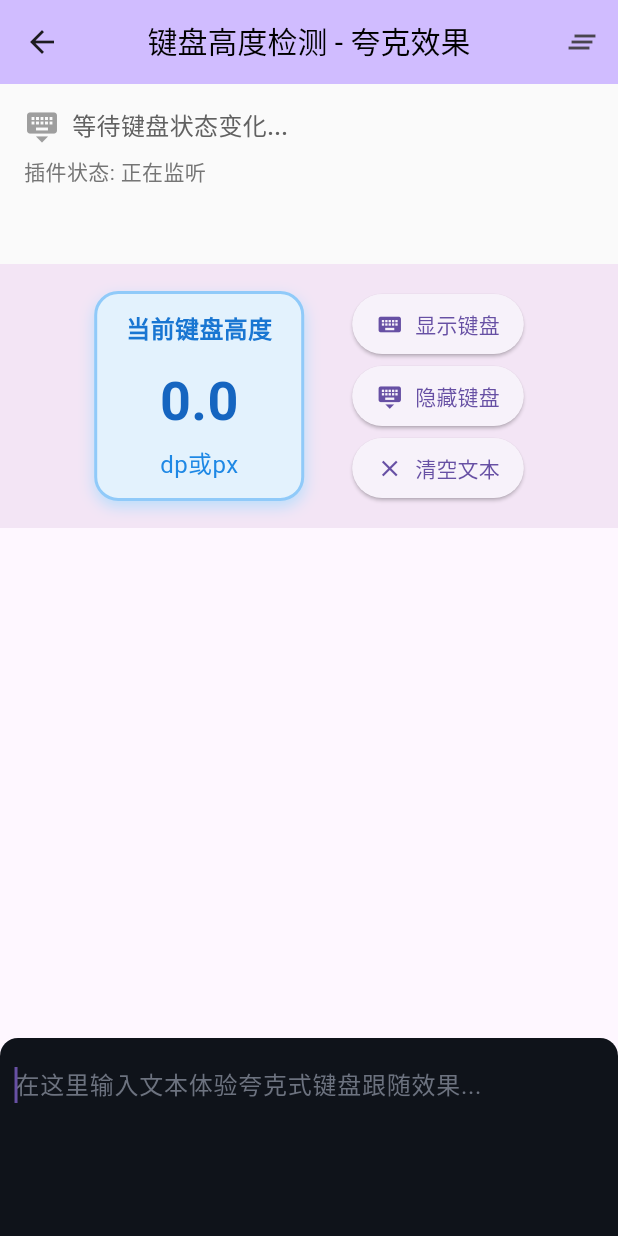
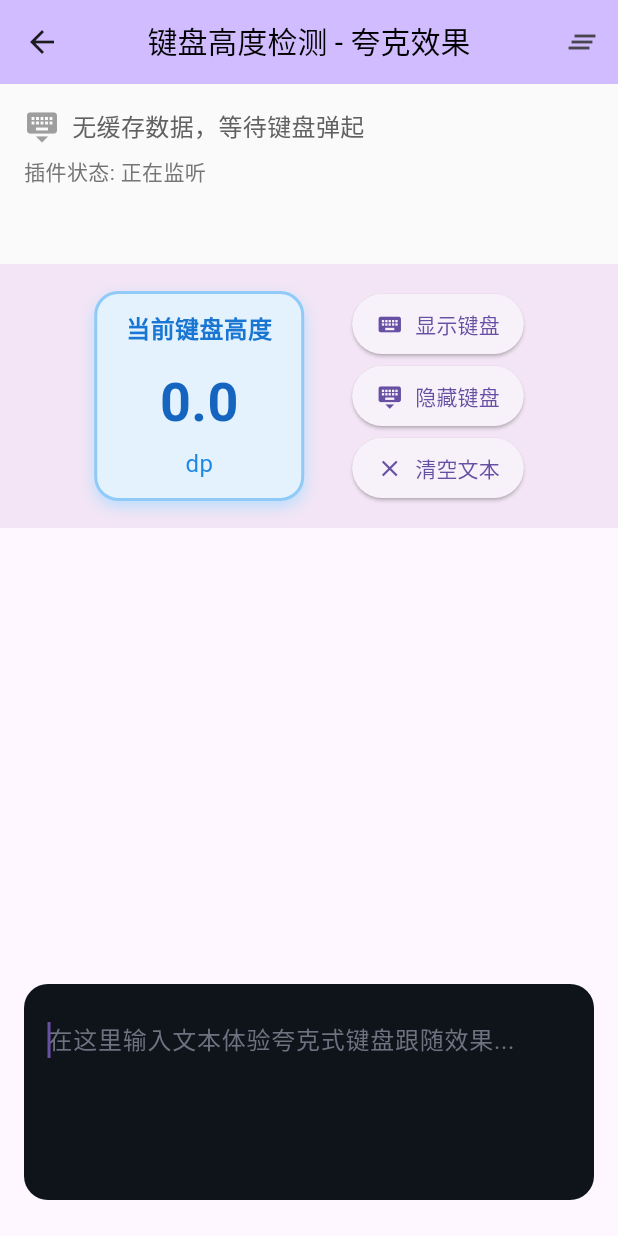
Before and after one commit to ke112/flutter_keyborad_height, a Flutter app: the screen it shows after launch, after a tap on "Click Me", on a phone screen of 412 x 824 dp. Run offline on Flutter 3.47's test engine with Material 3 defaults, Android fonts, the phone set to English and light mode, and no system bars; our stand-ins replace shared_preferences.

Commit message:
完成预定位置

```diff
--- a/example/lib/input_page.dart
+++ b/example/lib/input_page.dart
@@ -12,43 +12,69 @@ class InputPage extends StatefulWidget {
 class _InputPageState extends State<InputPage> with TickerProviderStateMixin {
   double _keyboardHeight = 0;
   double _cachedKeyboardHeight = 0;
+  double _currentInputBottom = 24; // 当前输入框底部位置
   bool _isKeyboardVisible = false;
-  String _statusMessage = '等待键盘状态变化...';
+  bool _isInitialized = false; // 是否已初始化
+  String _statusMessage = '正在初始化...';
+
   final KeyboardHeightPlugin _keyboardHeightPlugin = KeyboardHeightPlugin();
   final TextEditingController _textController = TextEditingController();
   final FocusNode _focusNode = FocusNode();
-  bool hasSetKeyboardHeight = false;
+
+  /// 动画控制器
+  late AnimationController _animationController;
+  late Animation<double> _positionAnimation;
 
   /// 键盘缓存键名
   static const String _keyboardHeightCacheKey = 'cached_keyboard_height';
-  static const String _hasKeyboardCacheKey = 'has_keyboard_cache';
+
+  /// 默认底部间距
+  static const double _defaultBottomPadding = 24.0;
+
+  /// 键盘顶部间距
+  static const double _keyboardTopPadding = 8.0;
 
   @override
   void initState() {
     super.initState();
+    _initAnimation();
     _loadCachedKeyboardHeight();
     _setupKeyboardListener();
     _setupFocusListener();
+  }
+
+  /// 初始化动画控制器
+  void _initAnimation() {
+    _animationController = AnimationController(
+      duration: const Duration(milliseconds: 250),
+      vsync: this,
+    );
+    _positionAnimation = CurvedAnimation(
+      parent: _animationController,
+      curve: Curves.easeOutCubic,
+    );
   }
 
   /// 加载本地缓存的键盘高度
   Future<void> _loadCachedKeyboardHeight() async {
     try {
       final SharedPreferences pref = await SharedPreferences.getInstance();
-      final bool hasCache = pref.getBool(_hasKeyboardCacheKey) ?? false;
+      final double cachedHeight = pref.getDouble(_keyboardHeightCacheKey) ?? 0;
 
-      if (hasCache) {
-        final double cachedHeight = pref.getDouble(_keyboardHeightCacheKey) ?? 0;
-        if (cachedHeight > 0) {
       setState(() {
         _cachedKeyboardHeight = cachedHeight;
-            _keyboardHeight = 0; // 初始键盘高度为0，但缓存存在
-            _statusMessage = '已加载缓存键盘高度: ${cachedHeight.toStringAsFixed(1)} dp';
+        _isInitialized = true;
+
+        if (cachedHeight > 0) {
+          // 有缓存时，直接定位到缓存位置，无动画
+          _currentInputBottom = cachedHeight + _keyboardTopPadding;
+          _statusMessage = '已加载缓存键盘高度: ${cachedHeight.toStringAsFixed(1)} dp，输入框已定位';
+        } else {
+          // 无缓存时，使用默认位置
+          _currentInputBottom = _defaultBottomPadding;
+          _statusMessage = '无缓存数据，等待键盘弹起';
+        }
       });
-
-          // 不要预先动画，让输入框保持在底部，等用户点击时才弹起
-        }
-      }
 
       // 界面加载完成后自动弹起键盘
       WidgetsBinding.instance.addPostFrameCallback((_) {
@@ -56,19 +82,10 @@ class _InputPageState extends State<InputPage> with TickerProviderStateMixin {
       });
     } catch (e) {
       setState(() {
+        _isInitialized = true;
+        _currentInputBottom = _defaultBottomPadding;
         _statusMessage = '加载缓存失败: $e';
       });
-    }
-  }
-
-  /// 保存键盘高度到本地缓存
-  Future<void> _saveCachedKeyboardHeight(double height) async {
-    try {
-      final SharedPreferences pref = await SharedPreferences.getInstance();
-      await pref.setDouble(_keyboardHeightCacheKey, height);
-      await pref.setBool(_hasKeyboardCacheKey, height > 0);
-    } catch (e) {
-      debugPrint('保存键盘高度缓存失败: $e');
     }
   }
 
@@ -88,30 +105,66 @@ class _InputPageState extends State<InputPage> with TickerProviderStateMixin {
   /// 处理键盘高度变化
   void _handleKeyboardHeightChange(double height) {
     final bool keyboardVisible = height > 0;
+    double targetBottom;
 
-    if (height > 0 && height != _keyboardHeight) {
-      _keyboardHeight = height;
-      hasSetKeyboardHeight = true;
-    } else if (height == 0) {
-      hasSetKeyboardHeight = true;
+    if (keyboardVisible) {
+      // 键盘显示时：定位到键盘顶部
+      targetBottom = height + _keyboardTopPadding;
+    } else {
+      // 键盘隐藏时：总是回到底部
+      targetBottom = _defaultBottomPadding;
     }
 
+    // 更新键盘高度和状态
     setState(() {
+      _keyboardHeight = height;
       _isKeyboardVisible = keyboardVisible;
 
       if (keyboardVisible) {
-        _statusMessage = '键盘已弹起，高度: ${height.toStringAsFixed(1)} dp或px';
+        _statusMessage = '键盘已弹起，高度: ${height.toStringAsFixed(1)} dp';
         // 更新缓存高度
         if (height != _cachedKeyboardHeight) {
           _cachedKeyboardHeight = height;
+          _saveCachedKeyboardHeight(height);
         }
       } else {
-        _statusMessage = '键盘已收起';
+        _statusMessage = '键盘已收起，输入框跟随下降';
       }
     });
 
-    // 保存最新的键盘高度到缓存
-    _saveCachedKeyboardHeight(height);
+    // 只有在目标位置和当前位置不同时才执行动画
+    if (targetBottom != _currentInputBottom) {
+      _animateToPosition(targetBottom);
+    }
+  }
+
+  /// 执行位置动画
+  void _animateToPosition(double targetBottom) {
+    final double startBottom = _currentInputBottom;
+
+    _animationController.reset();
+    _positionAnimation = Tween<double>(
+      begin: startBottom,
+      end: targetBottom,
+    ).animate(_animationController);
+
+    _animationController.forward().then((_) {
+      setState(() {
+        _currentInputBottom = targetBottom;
+      });
+    });
+  }
+
+  /// 保存键盘高度到本地缓存
+  Future<void> _saveCachedKeyboardHeight(double height) async {
+    if (height <= 0) return;
+
+    try {
+      final SharedPreferences pref = await SharedPreferences.getInstance();
+      await pref.setDouble(_keyboardHeightCacheKey, height);
+    } catch (e) {
+      debugPrint('保存键盘高度缓存失败: $e');
+    }
   }
 
   /// 设置焦点监听
@@ -145,12 +198,16 @@ class _InputPageState extends State<InputPage> with TickerProviderStateMixin {
     try {
       final SharedPreferences pref = await SharedPreferences.getInstance();
       await pref.remove(_keyboardHeightCacheKey);
-      await pref.remove(_hasKeyboardCacheKey);
 
       setState(() {
         _cachedKeyboardHeight = 0;
         _statusMessage = '缓存已清除';
       });
+
+      // 如果当前键盘没有显示，动画回到默认位置
+      if (!_isKeyboardVisible) {
+        _animateToPosition(_defaultBottomPadding);
+      }
     } catch (e) {
       setState(() {
         _statusMessage = '清除缓存失败: $e';
@@ -158,8 +215,22 @@ class _InputPageState extends State<InputPage> with TickerProviderStateMixin {
     }
   }
 
+  /// 计算当前输入框位置
+  double _getCurrentInputBottom() {
+    if (!_isInitialized) {
+      return _defaultBottomPadding; // 初始化前使用默认位置
+    }
+
+    if (_animationController.isAnimating) {
+      return _positionAnimation.value; // 动画进行中使用动画值
+    }
+
+    return _currentInputBottom; // 使用当前位置
+  }
+
   @override
   void dispose() {
+    _animationController.dispose();
     _keyboardHeightPlugin.dispose();
     _textController.dispose();
     _focusNode.dispose();
@@ -169,7 +240,7 @@ class _InputPageState extends State<InputPage> with TickerProviderStateMixin {
   @override
   Widget build(BuildContext context) {
     return Scaffold(
-      resizeToAvoidBottomInset: hasSetKeyboardHeight,
+      resizeToAvoidBottomInset: false, // 禁用自动调整，使用自定义逻辑
       appBar: AppBar(
         title: const Text('键盘高度检测 - 夸克效果', style: TextStyle(color: Colors.black, fontSize: 20)),
         centerTitle: true,
@@ -183,43 +254,41 @@ class _InputPageState extends State<InputPage> with TickerProviderStateMixin {
           ),
         ],
       ),
-      body: Builder(builder: (context) {
-        double bottomPadding = MediaQuery.of(context).viewPadding.bottom;
-        return Stack(
+      body: Stack(
         children: [
           Column(
             children: [
               // 状态信息区域
               keyboardObserverWidget(),
-
               // 主要内容区域
               keyboardFuncWidget(),
             ],
           ),
-            PositionedDirectional(
-              bottom: hasSetKeyboardHeight ? 0 : _keyboardHeight + bottomPadding,
-              start: 0,
-              end: 0,
+          // 使用AnimatedBuilder实现流畅的位置动画
+          AnimatedBuilder(
+            animation: _positionAnimation,
+            builder: (context, child) {
+              return Positioned(
+                bottom: _getCurrentInputBottom(),
+                left: 0,
+                right: 0,
                 child: inputViewWidget(),
+              );
+            },
           ),
         ],
-        );
-      }),
+      ),
     );
   }
 
   Widget inputViewWidget() {
     return Container(
+      margin: const EdgeInsets.symmetric(horizontal: 16),
       decoration: const BoxDecoration(
-        borderRadius: BorderRadiusDirectional.only(
-          topStart: Radius.circular(12),
-          topEnd: Radius.circular(12),
-        ),
+        borderRadius: BorderRadiusDirectional.all(Radius.circular(16)),
         color: Color(0xFF0F131A),
       ),
-      padding: const EdgeInsetsDirectional.only(start: 10, end: 10, top: 10, bottom: 10),
-      child: Scrollbar(
-        thickness: 2,
+      padding: const EdgeInsets.all(16),
       child: TextField(
         controller: _textController,
         focusNode: _focusNode,
@@ -237,7 +306,6 @@ class _InputPageState extends State<InputPage> with TickerProviderStateMixin {
         onSubmitted: (value) {
           _clearText();
         },
-        ),
       ),
     );
   }
@@ -281,7 +349,7 @@ class _InputPageState extends State<InputPage> with TickerProviderStateMixin {
           ),
           if (_cachedKeyboardHeight > 0)
             Text(
-              '缓存高度: ${_cachedKeyboardHeight.toStringAsFixed(1)} dp或px',
+              '缓存高度: ${_cachedKeyboardHeight.toStringAsFixed(1)} dp，输入框位置: ${_currentInputBottom.toStringAsFixed(1)} dp',
               style: TextStyle(
                 fontSize: 14,
                 color: Colors.blue.shade600,
@@ -339,7 +407,7 @@ class _InputPageState extends State<InputPage> with TickerProviderStateMixin {
                 ),
                 const SizedBox(height: 4),
                 Text(
-                  'dp或px',
+                  'dp',
                   style: TextStyle(
                     fontSize: 16,
                     color: Colors.blue.shade600,
```
Also changed, not shown: 1 other file. Lines whose indentation alone changed are shown as unchanged.
